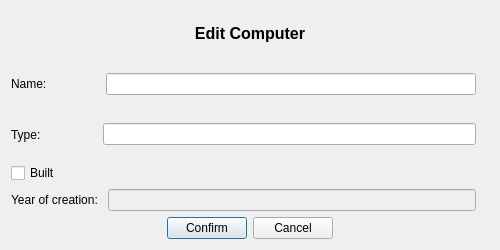
Before: the Qt Designer form Vika3nytt/dialogeditcom.ui in sabbisun/Vika3nytt, drawn with Qt 5.
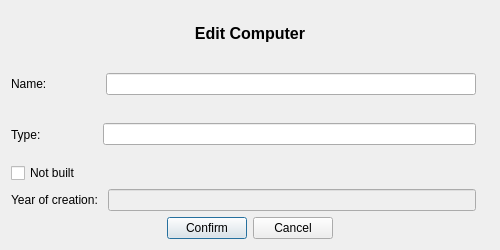
After: the same form once the commit is applied.

What changed in the file:
```diff
--- a/Vika3nytt/dialogeditcom.ui
+++ b/Vika3nytt/dialogeditcom.ui
@@ -82,7 +82,7 @@
      <item>
       <widget class="QCheckBox" name="checkBox_built">
        <property name="text">
-        <string>Built</string>
+        <string>Not built</string>
        </property>
       </widget>
      </item>
```
